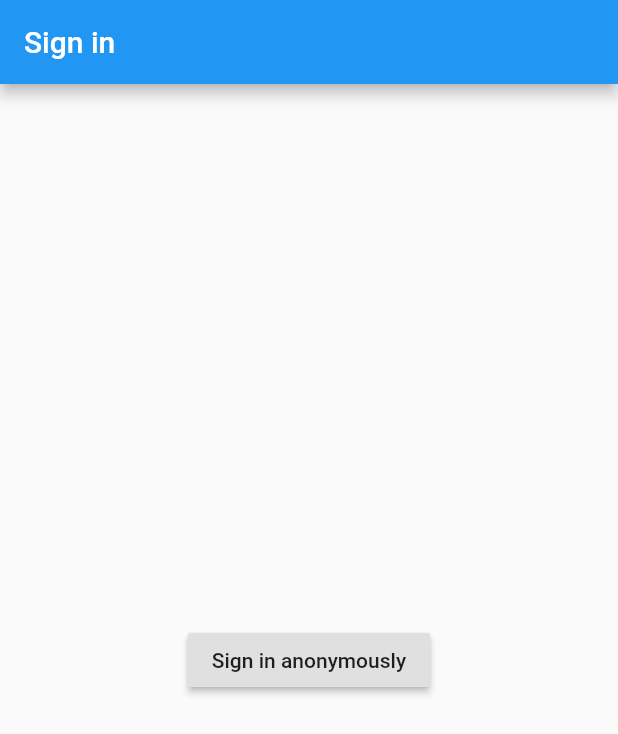
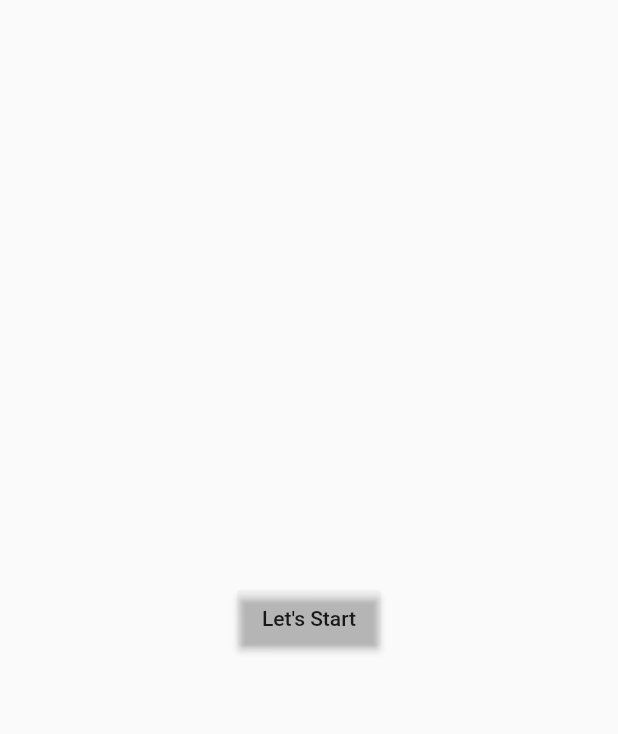
Before and after one commit to Abhijith231/mypics, a Flutter app: the screen it shows after launch, on a phone screen of 412 x 824 dp. Shown: the top 734 px of the screen. Run offline on Flutter 3.47's test engine with Material 2 defaults, Android fonts, the phone set to English and light mode, and no system bars; our stand-ins replace firebase_auth, firebase_storage, flutter_blurhash, flutter_speed_dial, image_cropper, image_picker and 1 more; missing offline and left inert: blurhash; accounts and stored records are empty.

Commit message:
Final commit

```diff
--- /dev/null
+++ b/lib/constants.dart
@@ -0,0 +1,20 @@
+import 'package:flutter/material.dart';
+
+Map<int, Color> color = {
+  50: Color.fromRGBO(31, 48, 149, .1),
+  100: Color.fromRGBO(31, 48, 149, .2),
+  200: Color.fromRGBO(31, 48, 149, .3),
+  300: Color.fromRGBO(31, 48, 149, .4),
+  400: Color.fromRGBO(31, 48, 149, .5),
+  500: Color.fromRGBO(31, 48, 149, .6),
+  600: Color.fromRGBO(31, 48, 149, .7),
+  700: Color.fromRGBO(31, 48, 149, .8),
+  800: Color.fromRGBO(31, 48, 149, .9),
+  900: Color.fromRGBO(31, 48, 149, 1),
+};
+
+MaterialColor colorCustom = MaterialColor(0xFF1F3095, color);
+
+const color1 = Color(0xFF1F3095);
+const color2 = Color(0xFF96577F);
+const color3 = Color(0xFFFA8E44);
--- a/lib/main.dart
+++ b/lib/main.dart
@@ -5,6 +5,7 @@ import 'package:mypics/providers/photoprovider.dart';
 import 'package:provider/provider.dart';
 
 import './screens/MainScreen.dart';
+import 'constants.dart';
 
 void main() {
   runApp(MyApp());
@@ -22,7 +23,7 @@ class MyApp extends StatelessWidget {
       child: MaterialApp(
         title: 'MyPics',
         theme: ThemeData(
-          primarySwatch: Colors.blue,
+          primarySwatch: colorCustom,
           visualDensity: VisualDensity.adaptivePlatformDensity,
         ),
         home: LandingPage(),
@@ -67,13 +68,20 @@ class SignInPage extends StatelessWidget {
   @override
   Widget build(BuildContext context) {
     return Scaffold(
-      appBar: AppBar(title: Text('Sign in')),
-      body: Center(
-        child: RaisedButton(
-          child: Text('Sign in anonymously'),
-          onPressed: _signInAnonymously,
+      body: Container(
+        color: Color(0x96577F),
+        child: Center(
+          child: RaisedButton(
+            child: Text('Let\'s Start'),
+            onPressed: _signInAnonymously,
+            color: Color(0x1F3095),
+          ),
         ),
       ),
     );
   }
 }
+
+// #1F3095
+// #96577F
+// #FA8E44
--- a/lib/models/photo.dart
+++ b/lib/models/photo.dart
@@ -7,10 +7,12 @@ class Photo {
   String name;
   String imageUrl;
   bool like;
+  String blurhash;
   Photo({
     @required this.id,
     @required this.name,
     @required this.imageUrl,
     @required this.like,
+    @required this.blurhash,
   });
 }
--- a/lib/providers/photoprovider.dart
+++ b/lib/providers/photoprovider.dart
@@ -39,6 +39,7 @@ class PhotoProvider extends ChangeNotifier {
             like: _liked != null
                 ? _liked.contains(photoData['name']) ? true : false
                 : false,
+            blurhash: photoData['blurhash'],
           ),
         );
       });
@@ -47,7 +48,7 @@ class PhotoProvider extends ChangeNotifier {
     } catch (error) {}
   }
 
-  Future<void> addPhoto(String url, String filename) async {
+  Future<void> addPhoto(String url, String filename, String bh) async {
     var postUrl = 'https://mypics-481ed.firebaseio.com/photos.json';
     try {
       final response = await http.post(
@@ -55,6 +56,7 @@ class PhotoProvider extends ChangeNotifier {
         body: json.encode({
           'name': filename,
           'url': url,
+          'blurhash': bh,
         }),
       );
       final newPhoto = Photo(
@@ -62,6 +64,7 @@ class PhotoProvider extends ChangeNotifier {
         name: filename,
         imageUrl: url,
         like: false,
+        blurhash: bh,
       );
       _photos.add(newPhoto);
       notifyListeners();
--- a/lib/screens/MainScreen.dart
+++ b/lib/screens/MainScreen.dart
@@ -1,6 +1,7 @@
 import 'package:flutter/material.dart';
 import 'package:flutter_speed_dial/flutter_speed_dial.dart';
 import 'package:image_picker/image_picker.dart';
+import 'package:mypics/constants.dart';
 
 import '../widgets/ImageSelecter.dart';
 import '../widgets/showImages.dart';
@@ -16,9 +17,11 @@ class MainScreen extends StatelessWidget {
         child: ShowImages(),
       ),
       floatingActionButton: SpeedDial(
+        backgroundColor: colorCustom,
         animatedIcon: AnimatedIcons.add_event,
         children: [
           SpeedDialChild(
+            backgroundColor: Color(0xFFFA8E44),
             child: Icon(Icons.camera),
             label: "Open Camera",
             onTap: () => Navigator.of(context).push(
@@ -28,6 +31,7 @@ class MainScreen extends StatelessWidget {
             ),
           ),
           SpeedDialChild(
+            backgroundColor: Color(0xFFFA8E44),
             child: Icon(Icons.image),
             label: "Open Gallery",
             onTap: () => Navigator.of(context).push(
```
Also changed, not shown: lib/widgets/ImageSelecter.dart (+25 -5 lines), lib/widgets/showImages.dart (+36 -7 lines), lib/widgets/uploader.dart (+47 -21 lines), pubspec.yaml (+10 -0 lines), dev_assets/gallery.png (added), dev_assets/gallery_hdpi.png (added), pubspec.lock, 4 other files.
